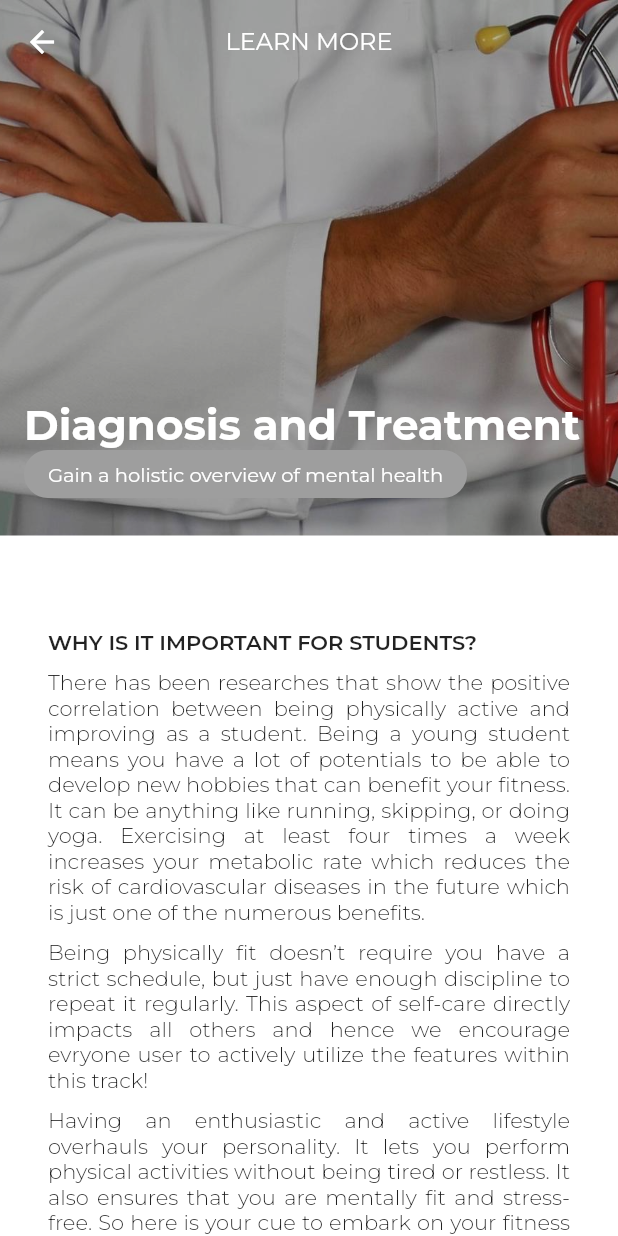
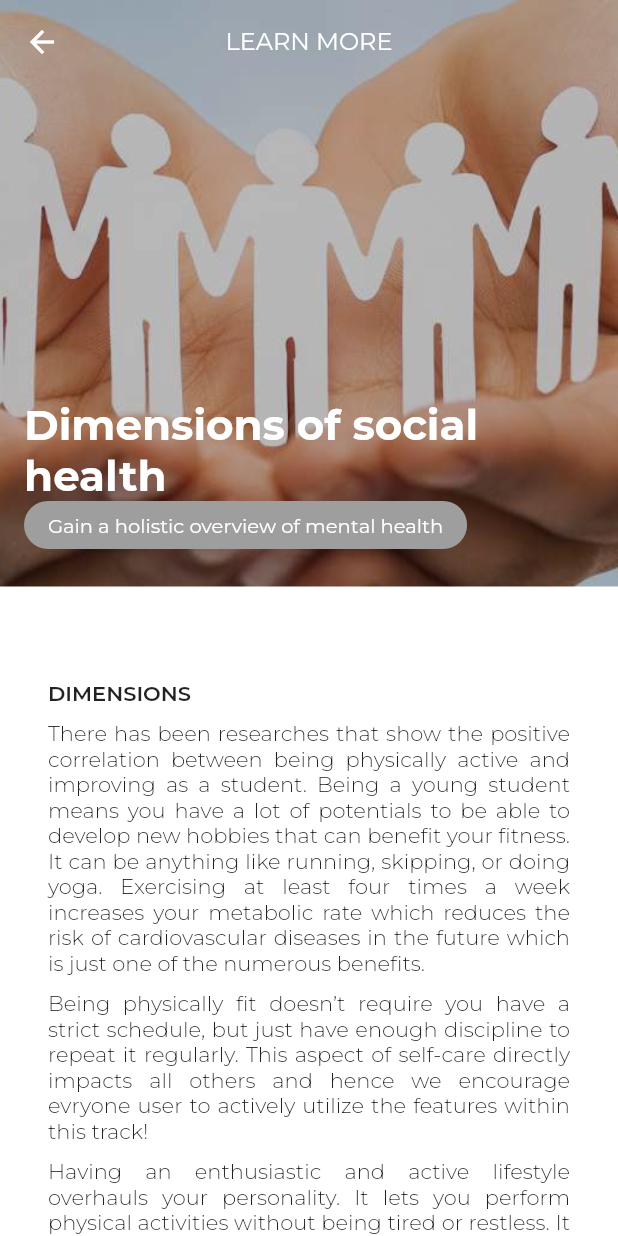
Before and after one commit to SIH-Team-Epione/Flutter-app-Epione, a Flutter app: the MoreSocialHealth screen opened by its route, after a tap on "Dimensions of social health", on a phone screen of 412 x 824 dp. Run offline on Flutter 3.47's test engine with Material 2 defaults, Android fonts, the phone set to English and light mode, and no system bars; our stand-ins replace firebase_auth, firebase_core, flutter_staggered_animations, flutter_svg, font_awesome_flutter, get and 5 more; missing offline and left inert: dialogflow_grpc, flutter_email_sender, maps_launcher, sound_stream; accounts and stored records are empty; project files that could hold a hidden picture were left out.

Commit message:
added page for further read about social health, images, routes

```diff
--- a/lib/models/further_social_list.dart
+++ b/lib/models/further_social_list.dart
@@ -16,25 +16,25 @@ List<Article> articlesList = [
   const Article(
       id: 5,
       title: 'Dimensions of social health',
-      urlImage: 'assets/images/diagnosis_treatment.jpg',
+      urlImage: 'assets/images/dim_social_health.jpg',
       path: '/further_read_diagnosis'
   ),
   const Article(
       id: 0,
       title: 'Strategies to improve',
-      urlImage: 'assets/images/students.jpg',
+      urlImage: 'assets/images/strategies_social.jpg',
       path: '/further_read_students'
   ),
   const Article(
       id: 1,
       title: 'Signs you are socially healthy',
-      urlImage: 'assets/images/warning.jpg',
+      urlImage: 'assets/images/sign_socially.jpg',
       path: '/further_read_warnings'
   ),
   const Article(
       id: 2,
       title: 'Emotional well being',
-      urlImage: 'assets/images/warning.jpg',
+      urlImage: 'assets/images/emotional_well.jpg',
       path: '/further_read_warnings'
   ),
 ];
--- a/lib/screens/learn_more/further_read_mental.dart
+++ b/lib/screens/learn_more/further_read_mental.dart
@@ -5,6 +5,7 @@ import 'package:flutter_staggered_animations/flutter_staggered_animations.dart';
 import 'package:quiz_app/models/further_mental_list.dart';
 
 import 'further_read_page.dart';
+import 'further_read_social_page.dart';
 
 class FurtherReadMentalHealth extends StatefulWidget {
   const FurtherReadMentalHealth({Key? key}) : super(key: key);
@@ -70,7 +71,7 @@ class _FurtherReadMentalHealthState extends State<FurtherReadMentalHealth> {
                             },
                             child: Column(
                               children: [
-                                SizedBox(height: 80,),
+                                SizedBox(height: 75,),
                                 Padding(
                                   padding: const EdgeInsets.only(left:10.0,right: 30,top:20,bottom: 10),
                                   child: Stack(
@@ -78,7 +79,7 @@ class _FurtherReadMentalHealthState extends State<FurtherReadMentalHealth> {
                                     children: <Widget>[
                                       Text(articlesList[index].title,
                                         style: TextStyle(
-                                          fontSize: 16,
+                                          fontSize: 14,
                                           color: Colors.white,
                                           fontWeight: FontWeight.bold
                                       ),)
--- a/lib/screens/learn_more/further_read_social.dart
+++ b/lib/screens/learn_more/further_read_social.dart
@@ -5,6 +5,7 @@ import 'package:flutter_staggered_animations/flutter_staggered_animations.dart';
 import 'package:quiz_app/models/further_social_list.dart';
 
 import 'further_read_page.dart';
+import 'further_read_social_page.dart';
 
 class MoreSocialHealth extends StatefulWidget {
   const MoreSocialHealth({Key? key}) : super(key: key);
@@ -64,20 +65,20 @@ class _MoreSocialHealthState extends State<MoreSocialHealth> {
                               Navigator.push(
                                   context,
                                   MaterialPageRoute(
-                                      builder: (context) => FurtherReadScreen(index: index))
+                                      builder: (context) => FurtherReadSocialScreen(index: index))
                               );
                             },
                             child: Column(
                               children: [
-                                SizedBox(height: 80,),
+                                SizedBox(height: 75,),
                                 Padding(
-                                  padding: const EdgeInsets.only(left:10.0,right: 30,top:20,bottom: 10),
+                                  padding: const EdgeInsets.only(left:5.0,right: 30,top:20,bottom: 10),
                                   child: Stack(
                                     alignment: Alignment.bottomLeft,
                                     children: <Widget>[
                                       Text(articlesList[index].title,
                                         style: TextStyle(
-                                          fontSize: 16,
+                                          fontSize: 14,
                                           color: Colors.white,
                                           fontWeight: FontWeight.bold
                                       ),)
--- /dev/null
+++ b/lib/screens/learn_more/further_read_social_page.dart
@@ -0,0 +1,349 @@
+import 'package:flutter/material.dart';
+import 'package:quiz_app/models/further_social_list.dart';
+
+class FurtherReadSocialScreen extends StatefulWidget {
+
+  const FurtherReadSocialScreen({Key? key, required this.index}) : super(key: key);
+  final int index;
+
+  @override
+  State<FurtherReadSocialScreen> createState() => _FurtherReadSocialScreenState();
+}
+
+class _FurtherReadSocialScreenState extends State<FurtherReadSocialScreen> {
+
+  @override
+  Widget build(BuildContext context) {
+    return Scaffold(
+      body: Stack(
+        children: <Widget>[
+          Container(
+              foregroundDecoration: BoxDecoration(
+                  color: Colors.black26
+              ),
+              height: 400,
+              child: Image.asset(
+                  articlesList[widget.index].urlImage,
+                  width: MediaQuery.of(context).size.width,
+                  fit: BoxFit.cover)),
+          SingleChildScrollView(
+            padding: const EdgeInsets.only(top: 16.0,bottom: 20.0),
+            child: Column(
+              crossAxisAlignment: CrossAxisAlignment.start,
+              children: <Widget>[
+                const SizedBox(height: 250),
+                Padding(
+                  padding: const EdgeInsets.symmetric(horizontal:16.0),
+                  child: Text(
+                    articlesList[widget.index].title,
+                    style: TextStyle(color: Colors.white, fontSize: 28.0, fontWeight: FontWeight.bold),
+                  ),
+                ),
+                Row(
+                  children: <Widget>[
+                    const SizedBox(width: 16.0),
+                    Container(
+                      padding: const EdgeInsets.symmetric(
+                        vertical: 8.0,
+                        horizontal: 16.0,
+                      ),
+                      decoration: BoxDecoration(
+                          color: Colors.grey,
+                          borderRadius: BorderRadius.circular(20.0)),
+                      child: Text(
+                        "Gain a holistic overview of mental health",
+                        style: TextStyle(color: Colors.white, fontSize: 13.0),
+                      ),
+                    ),
+                    Spacer(),
+                  ],
+                ),
+                SizedBox(height: 25,),
+                Container(
+                  padding: const EdgeInsets.all(32.0),
+                  color: Colors.white,
+                  child: Column(
+                    crossAxisAlignment: CrossAxisAlignment.start,
+                    mainAxisSize: MainAxisSize.min,
+                    children: <Widget>[
+                      if(widget.index == 0)...list0
+                      else if(widget.index == 1)...list1
+                      else if(widget.index == 2)...list2
+                        else if(widget.index == 3)...list3
+                          // else if(widget.index == 4)...list4
+                          //   else if(widget.index == 5)...list5
+                          //     else if(widget.index == 6)...list6
+                          //       else if(widget.index == 7)...list7
+                    ],
+                  ),
+                ),
+              ],
+            ),
+          ),
+          Positioned(
+            top: 0,
+            left: 0,
+            right: 0,
+            child: AppBar(
+              backgroundColor: Colors.transparent,
+              elevation: 0,
+              centerTitle: true,
+              title: Text("LEARN MORE",style: TextStyle(
+                  fontSize: 16.0,
+                  fontWeight: FontWeight.normal
+              ),),
+            ),
+          ),
+        ],
+      ),
+    );
+  }
+}
+
+//index == 0 means diagnosis and treatment
+List<Widget> list0 = [
+  const SizedBox(height: 30.0),
+  Text("Dimensions".toUpperCase(), style: TextStyle(
+      fontWeight: FontWeight.w600,
+      fontSize: 14.0
+  ),),
+  const SizedBox(height: 10.0),
+  Text(
+    "There has been researches that show the positive correlation between being physically active and improving as a student. Being a young student means you have a lot of potentials to be able to develop new hobbies that can benefit your fitness. It can be anything like running, skipping, or doing yoga. Exercising at least four times a week increases your metabolic rate which reduces the risk of cardiovascular diseases in the future which is just one of the numerous benefits.",
+    textAlign: TextAlign.justify, style: TextStyle(
+      fontWeight: FontWeight.w300,
+      fontSize: 14.0
+  ),),
+  const SizedBox(height: 10.0),
+  Text(
+    "Being physically fit doesn’t require you have a strict schedule, but just have enough discipline to repeat it regularly. This aspect of self-care directly impacts all others and hence we encourage evryone user to actively utilize the features within this track!",
+    textAlign: TextAlign.justify, style: TextStyle(
+      fontWeight: FontWeight.w300,
+      fontSize: 14.0
+  ),),
+  const SizedBox(height: 10.0),
+  Text(
+    "Having an enthusiastic and active lifestyle overhauls your personality. It lets you perform physical activities without being tired or restless. It also ensures that you are mentally fit and stress-free. So here is your cue to embark on your fitness journey while starting your journey with Epione",
+    textAlign: TextAlign.justify, style: TextStyle(
+      fontWeight: FontWeight.w300,
+      fontSize: 14.0
+  ),),
+  const SizedBox(height: 20.0),
+];
+
+//index == 1 means relevance for students
+List<Widget> list1 = [
+  const SizedBox(height: 30.0),
+  Text("Why is it important for students?".toUpperCase(), style: TextStyle(
+      fontWeight: FontWeight.w600,
+      fontSize: 14.0
+  ),),
+  const SizedBox(height: 10.0),
+  Text(
+    "There has been researches that show the positive correlation between being physically active and improving as a student. Being a young student means you have a lot of potentials to be able to develop new hobbies that can benefit your fitness. It can be anything like running, skipping, or doing yoga. Exercising at least four times a week increases your metabolic rate which reduces the risk of cardiovascular diseases in the future which is just one of the numerous benefits.",
+    textAlign: TextAlign.justify, style: TextStyle(
+      fontWeight: FontWeight.w300,
+      fontSize: 14.0
+  ),),
+  const SizedBox(height: 10.0),
+  Text(
+    "Being physically fit doesn’t require you have a strict schedule, but just have enough discipline to repeat it regularly. This aspect of self-care directly impacts all others and hence we encourage evryone user to actively utilize the features within this track!",
+    textAlign: TextAlign.justify, style: TextStyle(
+      fontWeight: FontWeight.w300,
+      fontSize: 14.0
+  ),),
+  const SizedBox(height: 10.0),
+  Text(
+    "Having an enthusiastic and active lifestyle overhauls your personality. It lets you perform physical activities without being tired or restless. It also ensures that you are mentally fit and stress-free. So here is your cue to embark on your fitness journey while starting your journey with Epione",
+    textAlign: TextAlign.justify, style: TextStyle(
+      fontWeight: FontWeight.w300,
+      fontSize: 14.0
+  ),),
+  const SizedBox(height: 20.0),
+];
+
+//index == 2 early warning signs
+List<Widget> list2 = [
+  const SizedBox(height: 30.0),
+  Text("Why is it important for students?".toUpperCase(), style: TextStyle(
+      fontWeight: FontWeight.w600,
+      fontSize: 14.0
+  ),),
+  const SizedBox(height: 10.0),
+  Text(
+    "There has been researches that show the positive correlation between being physically active and improving as a student. Being a young student means you have a lot of potentials to be able to develop new hobbies that can benefit your fitness. It can be anything like running, skipping, or doing yoga. Exercising at least four times a week increases your metabolic rate which reduces the risk of cardiovascular diseases in the future which is just one of the numerous benefits.",
+    textAlign: TextAlign.justify, style: TextStyle(
+      fontWeight: FontWeight.w300,
+      fontSize: 14.0
+  ),),
+  const SizedBox(height: 10.0),
+  Text(
+    "Being physically fit doesn’t require you have a strict schedule, but just have enough discipline to repeat it regularly. This aspect of self-care directly impacts all others and hence we encourage evryone user to actively utilize the features within this track!",
+    textAlign: TextAlign.justify, style: TextStyle(
+      fontWeight: FontWeight.w300,
+      fontSize: 14.0
+  ),),
+  const SizedBox(height: 10.0),
+  Text(
+    "Having an enthusiastic and active lifestyle overhauls your personality. It lets you perform physical activities without being tired or restless. It also ensures that you are mentally fit and stress-free. So here is your cue to embark on your fitness journey while starting your journey with Epione",
+    textAlign: TextAlign.justify, style: TextStyle(
+      fontWeight: FontWeight.w300,
+      fontSize: 14.0
+  ),),
+  const SizedBox(height: 20.0),
+];
+
+//index == 3 myth vs fact
+List<Widget> list3 = [
+  const SizedBox(height: 30.0),
+  Text("Why is it important for students?".toUpperCase(), style: TextStyle(
+      fontWeight: FontWeight.w600,
+      fontSize: 14.0
+  ),),
+  const SizedBox(height: 10.0),
+  Text(
+    "There has been researches that show the positive correlation between being physically active and improving as a student. Being a young student means you have a lot of potentials to be able to develop new hobbies that can benefit your fitness. It can be anything like running, skipping, or doing yoga. Exercising at least four times a week increases your metabolic rate which reduces the risk of cardiovascular diseases in the future which is just one of the numerous benefits.",
+    textAlign: TextAlign.justify, style: TextStyle(
+      fontWeight: FontWeight.w300,
+      fontSize: 14.0
+  ),),
+  const SizedBox(height: 10.0),
+  Text(
+    "Being physically fit doesn’t require you have a strict schedule, but just have enough discipline to repeat it regularly. This aspect of self-care directly impacts all others and hence we encourage evryone user to actively utilize the features within this track!",
+    textAlign: TextAlign.justify, style: TextStyle(
+      fontWeight: FontWeight.w300,
+      fontSize: 14.0
+  ),),
+  const SizedBox(height: 10.0),
+  Text(
+    "Having an enthusiastic and active lifestyle overhauls your personality. It lets you perform physical activities without being tired or restless. It also ensures that you are mentally fit and stress-free. So here is your cue to embark on your fitness journey while starting your journey with Epione",
+    textAlign: TextAlign.justify, style: TextStyle(
+      fontWeight: FontWeight.w300,
+      fontSize: 14.0
+  ),),
+  const SizedBox(height: 20.0),
+];
+
+//index == 4 suicide prevention
+List<Widget> list4 = [
+  const SizedBox(height: 30.0),
+  Text("Why is it important for students?".toUpperCase(), style: TextStyle(
+      fontWeight: FontWeight.w600,
+      fontSize: 14.0
+  ),),
+  const SizedBox(height: 10.0),
+  Text(
+    "There has been researches that show the positive correlation between being physically active and improving as a student. Being a young student means you have a lot of potentials to be able to develop new hobbies that can benefit your fitness. It can be anything like running, skipping, or doing yoga. Exercising at least four times a week increases your metabolic rate which reduces the risk of cardiovascular diseases in the future which is just one of the numerous benefits.",
+    textAlign: TextAlign.justify, style: TextStyle(
+      fontWeight: FontWeight.w300,
+      fontSize: 14.0
+  ),),
+  const SizedBox(height: 10.0),
+  Text(
+    "Being physically fit doesn’t require you have a strict schedule, but just have enough discipline to repeat it regularly. This aspect of self-care directly impacts all others and hence we encourage evryone user to actively utilize the features within this track!",
+    textAlign: TextAlign.justify, style: TextStyle(
+      fontWeight: FontWeight.w300,
+      fontSize: 14.0
+  ),),
+  const SizedBox(height: 10.0),
+  Text(
+    "Having an enthusiastic and active lifestyle overhauls your personality. It lets you perform physical activities without being tired or restless. It also ensures that you are mentally fit and stress-free. So here is your cue to embark on your fitness journey while starting your journey with Epione",
+    textAlign: TextAlign.justify, style: TextStyle(
+      fontWeight: FontWeight.w300,
+      fontSize: 14.0
+  ),),
+  const SizedBox(height: 20.0),
+];
+
+//index == 5 types
+List<Widget> list5 = [
+  const SizedBox(height: 30.0),
+  Text("Why is it important for students?".toUpperCase(), style: TextStyle(
+      fontWeight: FontWeight.w600,
+      fontSize: 14.0
+  ),),
+  const SizedBox(height: 10.0),
+  Text(
+    "There has been researches that show the positive correlation between being physically active and improving as a student. Being a young student means you have a lot of potentials to be able to develop new hobbies that can benefit your fitness. It can be anything like running, skipping, or doing yoga. Exercising at least four times a week increases your metabolic rate which reduces the risk of cardiovascular diseases in the future which is just one of the numerous benefits.",
+    textAlign: TextAlign.justify, style: TextStyle(
+      fontWeight: FontWeight.w300,
+      fontSize: 14.0
+  ),),
+  const SizedBox(height: 10.0),
+  Text(
+    "Being physically fit doesn’t require you have a strict schedule, but just have enough discipline to repeat it regularly. This aspect of self-care directly impacts all others and hence we encourage evryone user to actively utilize the features within this track!",
+    textAlign: TextAlign.justify, style: TextStyle(
+      fontWeight: FontWeight.w300,
+      fontSize: 14.0
+  ),),
+  const SizedBox(height: 10.0),
+  Text(
+    "Having an enthusiastic and active lifestyle overhauls your personality. It lets you perform physical activities without being tired or restless. It also ensures that you are mentally fit and stress-free. So here is your cue to embark on your fitness journey while starting your journey with Epione",
+    textAlign: TextAlign.justify, style: TextStyle(
+      fontWeight: FontWeight.w300,
+      fontSize: 14.0
+  ),),
+  const SizedBox(height: 20.0),
+];
+
+//index == 6 meditation
+List<Widget> list6 = [
+  const SizedBox(height: 30.0),
+  Text("Why is it important for students?".toUpperCase(), style: TextStyle(
+      fontWeight: FontWeight.w600,
+      fontSize: 14.0
+  ),),
+  const SizedBox(height: 10.0),
+  Text(
+    "There has been researches that show the positive correlation between being physically active and improving as a student. Being a young student means you have a lot of potentials to be able to develop new hobbies that can benefit your fitness. It can be anything like running, skipping, or doing yoga. Exercising at least four times a week increases your metabolic rate which reduces the risk of cardiovascular diseases in the future which is just one of the numerous benefits.",
+    textAlign: TextAlign.justify, style: TextStyle(
+      fontWeight: FontWeight.w300,
+      fontSize: 14.0
+  ),),
+  const SizedBox(height: 10.0),
+  Text(
+    "Being physically fit doesn’t require you have a strict schedule, but just have enough discipline to repeat it regularly. This aspect of self-care directly impacts all others and hence we encourage evryone user to actively utilize the features within this track!",
+    textAlign: TextAlign.justify, style: TextStyle(
+      fontWeight: FontWeight.w300,
+      fontSize: 14.0
+  ),),
+  const SizedBox(height: 10.0),
+  Text(
+    "Having an enthusiastic and active lifestyle overhauls your personality. It lets you perform physical activities without being tired or restless. It also ensures that you are mentally fit and stress-free. So here is your cue to embark on your fitness journey while starting your journey with Epione",
+    textAlign: TextAlign.justify, style: TextStyle(
+      fontWeight: FontWeight.w300,
+      fontSize: 14.0
+  ),),
+  const SizedBox(height: 20.0),
+];
+
+//index == 7 mindfulness
+List<Widget> list7 = [
+  const SizedBox(height: 30.0),
+  Text("Why is it important for students?".toUpperCase(), style: TextStyle(
+      fontWeight: FontWeight.w600,
+      fontSize: 14.0
+  ),),
+  const SizedBox(height: 10.0),
+  Text(
+    "There has been researches that show the positive correlation between being physically active and improving as a student. Being a young student means you have a lot of potentials to be able to develop new hobbies that can benefit your fitness. It can be anything like running, skipping, or doing yoga. Exercising at least four times a week increases your metabolic rate which reduces the risk of cardiovascular diseases in the future which is just one of the numerous benefits.",
+    textAlign: TextAlign.justify, style: TextStyle(
+      fontWeight: FontWeight.w300,
+      fontSize: 14.0
+  ),),
+  const SizedBox(height: 10.0),
+  Text(
+    "Being physically fit doesn’t require you have a strict schedule, but just have enough discipline to repeat it regularly. This aspect of self-care directly impacts all others and hence we encourage evryone user to actively utilize the features within this track!",
+    textAlign: TextAlign.justify, style: TextStyle(
+      fontWeight: FontWeight.w300,
+      fontSize: 14.0
+  ),),
+  const SizedBox(height: 10.0),
+  Text(
+    "Having an enthusiastic and active lifestyle overhauls your personality. It lets you perform physical activities without being tired or restless. It also ensures that you are mentally fit and stress-free. So here is your cue to embark on your fitness journey while starting your journey with Epione",
+    textAlign: TextAlign.justify, style: TextStyle(
+      fontWeight: FontWeight.w300,
+      fontSize: 14.0
+  ),),
+  const SizedBox(height: 20.0),
+];
--- a/lib/screens/social_health/social_health_screen.dart
+++ b/lib/screens/social_health/social_health_screen.dart
@@ -15,10 +15,6 @@ class _SocialHealthScreenState extends State<SocialHealthScreen> {
     return Scaffold(
       backgroundColor: Colors.white,
       appBar: AppBar(
-        // leading: new IconButton(
-        //   icon: new Icon(Icons.arrow_back, color: Colors.white),
-        //   onPressed: () => Navigator.of(context).pop(),
-        // ),
         title: const Text(title),
         centerTitle: false,
         backgroundColor: Colors.teal,
```
Also changed, not shown: assets/images/dim_social_health.jpg (added), assets/images/emotional_well.jpg (added), assets/images/sign_socially.jpg (added), assets/images/strategies_social.jpg (added).
